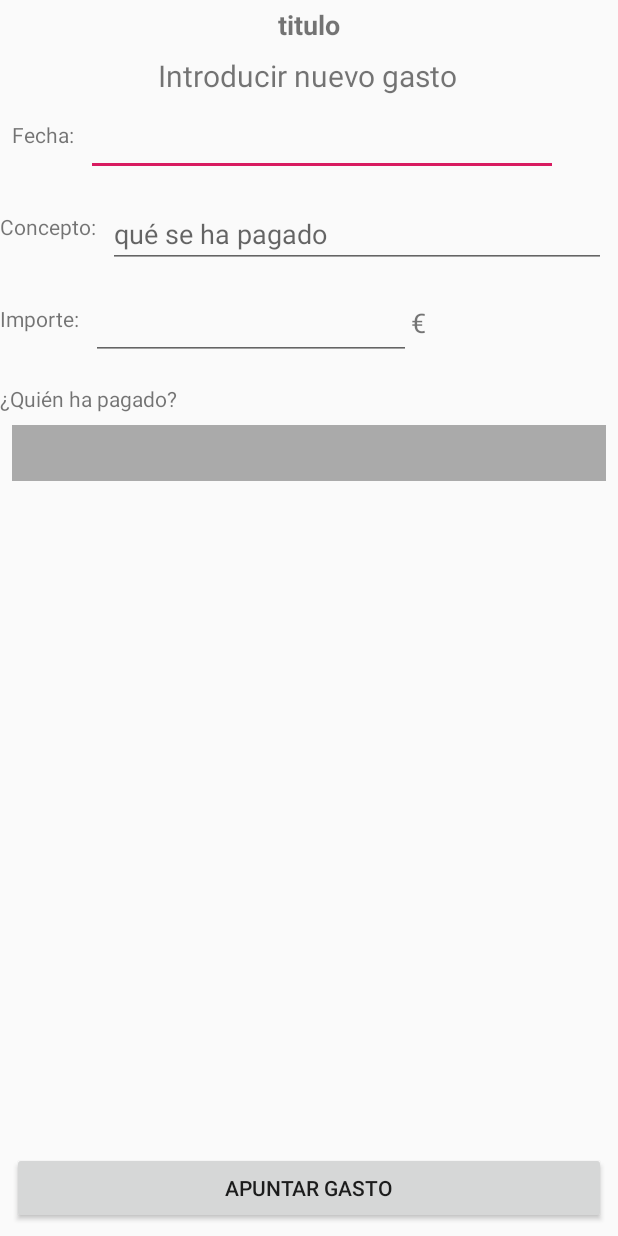
After one commit to lusowashere/CompartirCuentas, an Android app: the layout activity_form_nuevo_gasto.xml on its own in the app's theme, with its tools: preview values and no code run, on a phone screen of 412 x 824 dp. The commit adds this screen. Run offline under Robolectric (Android 15) with nearby library versions, the phone set to English and light mode, and no system bars.

Commit message:
creado formulario nuevo gasto

```diff
--- a/app/src/main/java/com/example/lusog/compartircuentas/MainActivity.java
+++ b/app/src/main/java/com/example/lusog/compartircuentas/MainActivity.java
@@ -72,16 +72,18 @@ public class MainActivity extends AppCompatActivity {
                         @Override
                         public void onDataChange(@NonNull DataSnapshot dataSnapshot) {
                             Long id;
-                            String titulo, descripcion;
+                            String titulo, descripcion, ristraNombres;
                             Double importeTotal;
 
                             id = (Long) Long.parseLong(dataSnapshot.child("id").getValue().toString());
                             titulo = (String) dataSnapshot.child("titulo").getValue();
                             descripcion = (String) dataSnapshot.child("descripcion").getValue();
                             importeTotal = (Double) Double.parseDouble(dataSnapshot.child("importeTotal").getValue().toString());
+                            ristraNombres = (String) dataSnapshot.child("participantes").getValue();
 
                             Cuenta nuevaCuenta = new Cuenta(id, titulo, descripcion);
                             nuevaCuenta.importeTotal = importeTotal;
+                            nuevaCuenta.setListaFromUnicoString(ristraNombres);
 
                             listaCuentasUsuario.add(nuevaCuenta);
 
@@ -110,7 +112,7 @@ public class MainActivity extends AppCompatActivity {
     public void actualizarRecyclerView(){
         recicler.setLayoutManager(new LinearLayoutManager(this));
 
-        adaptadorCuentas adapter=new adaptadorCuentas(listaCuentasUsuario);
+        adaptadorCuentas adapter=new adaptadorCuentas(listaCuentasUsuario,getApplicationContext());
         recicler.setAdapter(adapter);
 
     }
--- /dev/null
+++ b/app/src/main/res/layout/activity_form_nuevo_gasto.xml
@@ -0,0 +1,161 @@
+<?xml version="1.0" encoding="utf-8"?>
+<android.support.constraint.ConstraintLayout xmlns:android="http://schemas.android.com/apk/res/android"
+    xmlns:app="http://schemas.android.com/apk/res-auto"
+    xmlns:tools="http://schemas.android.com/tools"
+    android:layout_width="match_parent"
+    android:layout_height="match_parent"
+    tools:context=".formNuevoGasto">
+
+    <TextView
+        android:id="@+id/textView4"
+        android:layout_width="201dp"
+        android:layout_height="wrap_content"
+        android:layout_marginStart="16dp"
+        android:layout_marginLeft="16dp"
+        android:layout_marginTop="8dp"
+        android:layout_marginEnd="16dp"
+        android:layout_marginRight="16dp"
+        android:text="Introducir nuevo gasto"
+        android:textSize="20sp"
+        app:layout_constraintEnd_toEndOf="parent"
+        app:layout_constraintStart_toStartOf="parent"
+        app:layout_constraintTop_toBottomOf="@+id/tituloCuenta" />
+
+    <TextView
+        android:id="@+id/textView5"
+        android:layout_width="wrap_content"
+        android:layout_height="wrap_content"
+        android:layout_marginStart="8dp"
+        android:layout_marginLeft="8dp"
+        android:layout_marginTop="16dp"
+        android:text="Fecha:"
+        app:layout_constraintStart_toStartOf="parent"
+        app:layout_constraintTop_toBottomOf="@+id/textView4" />
+
+    <EditText
+        android:id="@+id/editTextFecha"
+        android:layout_width="0dp"
+        android:layout_height="wrap_content"
+        android:layout_marginStart="8dp"
+        android:layout_marginLeft="8dp"
+        android:layout_marginTop="8dp"
+        android:layout_marginEnd="40dp"
+        android:layout_marginRight="40dp"
+        android:ems="10"
+        android:inputType="date"
+        app:layout_constraintEnd_toEndOf="parent"
+        app:layout_constraintStart_toEndOf="@+id/textView5"
+        app:layout_constraintTop_toBottomOf="@+id/textView4" />
+
+    <TextView
+        android:id="@+id/textView6"
+        android:layout_width="wrap_content"
+        android:layout_height="wrap_content"
+        android:layout_marginTop="24dp"
+        android:text="Concepto:"
+        app:layout_constraintTop_toBottomOf="@+id/editTextFecha"
+        tools:layout_editor_absoluteX="8dp" />
+
+    <EditText
+        android:id="@+id/editTextConcepto"
+        android:layout_width="0dp"
+        android:layout_height="wrap_content"
+        android:layout_marginStart="8dp"
+        android:layout_marginLeft="8dp"
+        android:layout_marginTop="16dp"
+        android:layout_marginEnd="8dp"
+        android:layout_marginRight="8dp"
+        android:ems="10"
+        android:hint="qué se ha pagado"
+        android:inputType="text"
+        app:layout_constraintEnd_toEndOf="parent"
+        app:layout_constraintStart_toEndOf="@+id/textView6"
+        app:layout_constraintTop_toBottomOf="@+id/editTextFecha" />
+
+    <TextView
+        android:id="@+id/textView7"
+        android:layout_width="wrap_content"
+        android:layout_height="wrap_content"
+        android:layout_marginTop="24dp"
+        android:text="Importe:"
+        app:layout_constraintTop_toBottomOf="@+id/editTextConcepto"
+        tools:layout_editor_absoluteX="8dp" />
+
+    <EditText
+        android:id="@+id/editTextImporte"
+        android:layout_width="wrap_content"
+        android:layout_height="wrap_content"
+        android:layout_marginStart="8dp"
+        android:layout_marginLeft="8dp"
+        android:layout_marginTop="16dp"
+        android:ems="10"
+        android:inputType="numberDecimal"
+        app:layout_constraintStart_toEndOf="@+id/textView7"
+        app:layout_constraintTop_toBottomOf="@+id/editTextConcepto" />
+
+    <TextView
+        android:id="@+id/textView8"
+        android:layout_width="wrap_content"
+        android:layout_height="wrap_content"
+        android:layout_marginTop="8dp"
+        android:text="€"
+        android:textSize="18sp"
+        app:layout_constraintStart_toEndOf="@+id/editTextImporte"
+        app:layout_constraintTop_toTopOf="@+id/editTextImporte" />
+
+    <Button
+        android:id="@+id/buttonApuntarGasto"
+        android:layout_width="0dp"
+        android:layout_height="wrap_content"
+        android:layout_marginStart="8dp"
+        android:layout_marginLeft="8dp"
+        android:layout_marginEnd="8dp"
+        android:layout_marginRight="8dp"
+        android:layout_marginBottom="8dp"
+        android:onClick="clickCrearElemento"
+        android:text="Apuntar Gasto"
+        app:layout_constraintBottom_toBottomOf="parent"
+        app:layout_constraintEnd_toEndOf="parent"
+        app:layout_constraintStart_toStartOf="parent" />
+
+    <Spinner
+        android:id="@+id/spinnerNombres"
+        android:layout_width="0dp"
+        android:layout_height="37dp"
+        android:layout_marginStart="8dp"
+        android:layout_marginLeft="8dp"
+        android:layout_marginTop="8dp"
+        android:layout_marginEnd="8dp"
+        android:layout_marginRight="8dp"
+        android:background="@android:color/darker_gray"
+        android:spinnerMode="dialog"
+        app:layout_constraintEnd_toEndOf="parent"
+        app:layout_constraintStart_toStartOf="parent"
+        app:layout_constraintTop_toBottomOf="@+id/textView9" />
+
+    <TextView
+        android:id="@+id/textView9"
+        android:layout_width="wrap_content"
+        android:layout_height="wrap_content"
+        android:layout_marginTop="16dp"
+        android:text="¿Quién ha pagado?"
+        app:layout_constraintTop_toBottomOf="@+id/editTextImporte"
+        tools:layout_editor_absoluteX="13dp" />
+
+    <TextView
+        android:id="@+id/tituloCuenta"
+        android:layout_width="0dp"
+        android:layout_height="wrap_content"
+        android:layout_marginStart="40dp"
+        android:layout_marginLeft="40dp"
+        android:layout_marginTop="4dp"
+        android:layout_marginEnd="40dp"
+        android:layout_marginRight="40dp"
+        android:text="titulo"
+        android:textSize="18sp"
+        android:textStyle="bold"
+        android:textAlignment="center"
+        app:layout_constraintEnd_toEndOf="parent"
+        app:layout_constraintStart_toStartOf="parent"
+        app:layout_constraintTop_toTopOf="parent" />
+</android.support.constraint.ConstraintLayout>
```
Also changed, not shown: app/src/main/AndroidManifest.xml (+5 -4 lines), app/src/main/java/com/example/lusog/compartircuentas/Movimiento.java (+7 -2 lines), app/src/main/java/com/example/lusog/compartircuentas/adaptadorCuentas.java (+19 -3 lines), app/src/main/java/com/example/lusog/compartircuentas/formNuevoGasto.java (added, +178 -0 lines).
